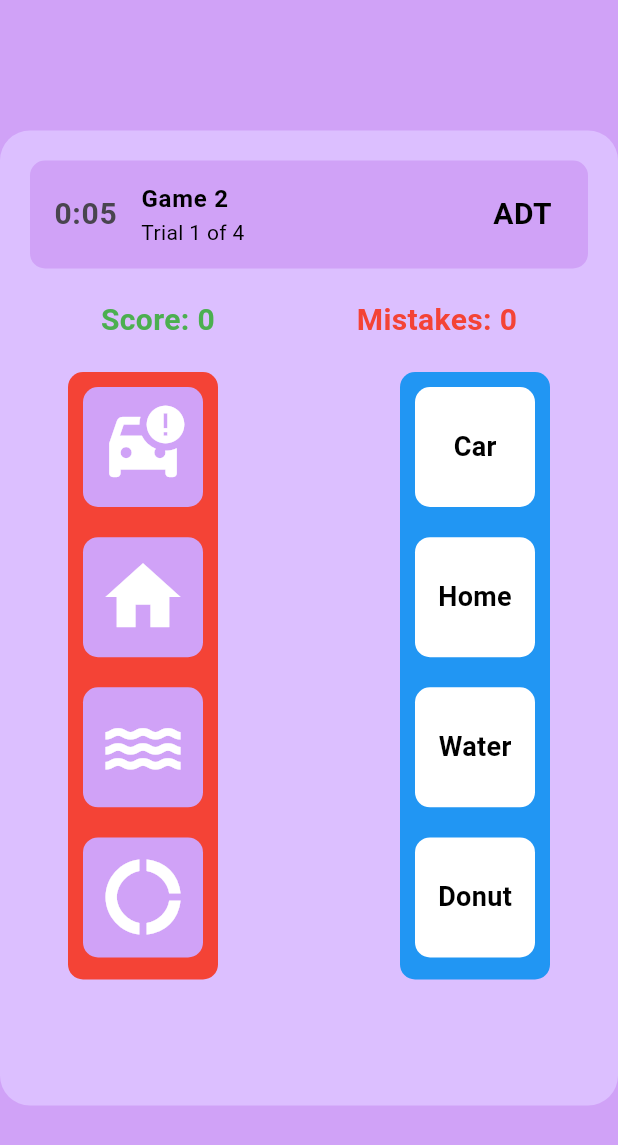
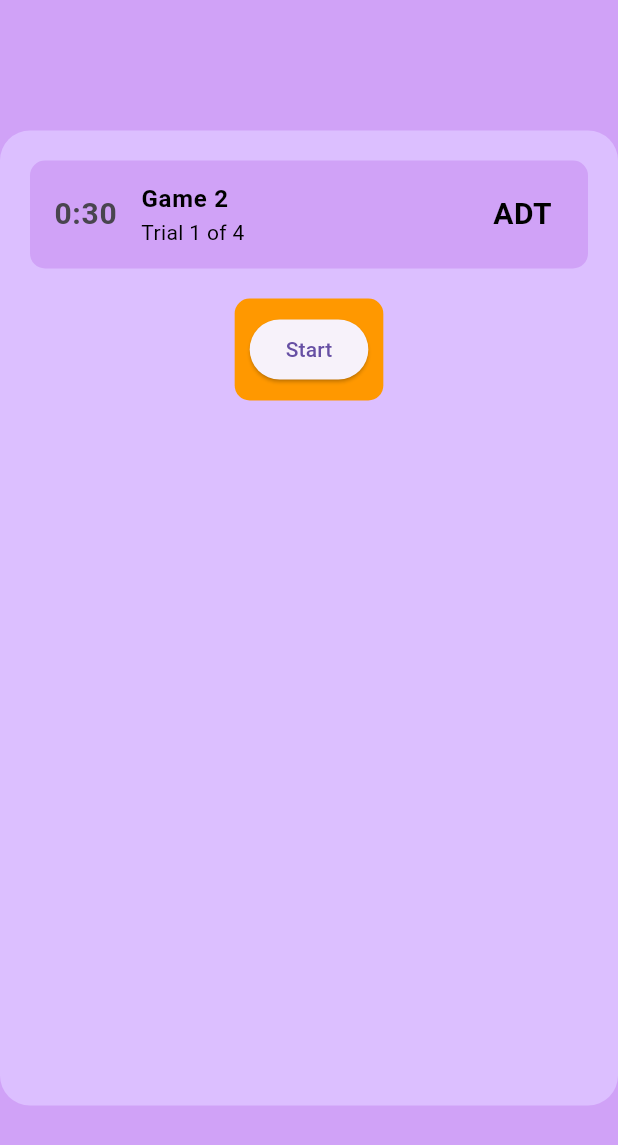
Before and after one commit to MohamedAlyMatar/Kids_App, a Flutter app: the GameTwoTrial screen opened by its route, on a phone screen of 412 x 824 dp. Shown: the top 1145 px of the screen. Run offline on Flutter 3.47's test engine with Material 3 defaults, Android fonts, the phone set to English and light mode, and no system bars; drawn by our look-alikes of flutter_animate; our stand-ins replace audioplayers, awesome_dialog, bloc, equatable, flutter_bloc.

Commit message:
adjust the timer in game 2

```diff
--- a/lib/src/features/Game_One/presentation/widgets/timer.dart
+++ b/lib/src/features/Game_One/presentation/widgets/timer.dart
@@ -7,7 +7,7 @@ class CountdownTimer extends StatefulWidget {
   final int initialTime; // Initial time in seconds
   final VoidCallback onTimerEnd; // Callback for when the timer ends
 
-  const CountdownTimer({
+  CountdownTimer({
     Key? key,
     required this.initialTime,
     required this.onTimerEnd,
@@ -28,6 +28,8 @@ class CountdownTimerState extends State<CountdownTimer> {
     remainingTime = widget.initialTime;
     audioPlayer = AudioPlayer();
   }
+
+  int get getRemainingTime => remainingTime;
 
   void startTimer() {
     _timer = Timer.periodic(const Duration(seconds: 1), (timer) {
--- a/lib/src/features/Game_Two/presentation/pages/game_two_trial.dart
+++ b/lib/src/features/Game_Two/presentation/pages/game_two_trial.dart
@@ -13,6 +13,7 @@ class GameTwoTrial extends StatefulWidget {
 }
 
 class _GameTwoTrialState extends State<GameTwoTrial> {
+  final GlobalKey<CountdownTimerState> timerKey = GlobalKey();
   List<ItemModel> items = [];
   List<ItemModel> items2 = [];
 
@@ -23,6 +24,9 @@ class _GameTwoTrialState extends State<GameTwoTrial> {
   int mistakes = 0;
   late bool gameOver;
   late bool shake = false;
+
+  int timerCount = 30;
+  bool startGame = true;
 
   @override
   void initState() {
@@ -50,6 +54,13 @@ class _GameTwoTrialState extends State<GameTwoTrial> {
     print("Timer has ended!");
   }
 
+  void startGameFun() {
+    setState(() {
+      startGame = false;
+    });
+    timerKey.currentState?.startTimer();
+  }
+
   void retryTrials() {
     setState(() {
       initGame();
@@ -61,7 +72,9 @@ class _GameTwoTrialState extends State<GameTwoTrial> {
     setState(() {
       initGame();
       currentTrial += 1;
+      startGame = true;
     });
+    timerKey.currentState?.resetTimer();
   }
 
   @override
@@ -84,7 +97,8 @@ class _GameTwoTrialState extends State<GameTwoTrial> {
               // Game Bar
               Tileheading(
                 timer: CountdownTimer(
-                  initialTime: 5,
+                  key: timerKey,
+                  initialTime: timerCount,
                   onTimerEnd: onTimerEnd,
                 ),
                 title: "Game 2",
@@ -93,6 +107,23 @@ class _GameTwoTrialState extends State<GameTwoTrial> {
               ),
               const SizedBox(height: 20),
               // Game Score
+              if (startGame) ...[
+                Center(
+                  child: Container(
+                    padding: const EdgeInsets.all(10),
+                    decoration: BoxDecoration(
+                      color: Colors.orange,
+                      borderRadius: BorderRadius.circular(10),
+                    ),
+                    child: ElevatedButton(
+                      onPressed: () {
+                        startGameFun();
+                      },
+                      child: const Text("Start"),
+                    ),
+                  ),
+                ),
+              ] else ...[
                 Row(
                   mainAxisAlignment: MainAxisAlignment.spaceAround,
                   children: [
@@ -179,11 +210,6 @@ class _GameTwoTrialState extends State<GameTwoTrial> {
                               },
                               child: const Text("Submit"),
                             ),
-                          ElevatedButton(
-                              onPressed: () {
-                                nextTrial();
-                              },
-                              child: const Text("Next Trial")),
                             if (currentTrial == 4)
                               ElevatedButton(
                                   onPressed: () {
@@ -221,7 +247,7 @@ class _GameTwoTrialState extends State<GameTwoTrial> {
 
                                   // Reset shake after a short delay
                                   Future.delayed(
-                                    const Duration(milliseconds: 500), () {
+                                      const Duration(milliseconds: 300), () {
                                     setState(() {
                                       shake = false;
                                     });
@@ -243,8 +269,9 @@ class _GameTwoTrialState extends State<GameTwoTrial> {
                             builder: (context, acceptedItems, rejectedItems) =>
                                 Container(
                               decoration: BoxDecoration(
-                              color:
-                                  item.accepting ? Colors.white : Colors.white,
+                                color: item.accepting
+                                    ? Colors.white
+                                    : Colors.white,
                                 borderRadius: BorderRadius.circular(10),
                               ),
                               margin: const EdgeInsets.all(10),
@@ -269,6 +296,7 @@ class _GameTwoTrialState extends State<GameTwoTrial> {
                     ).animate(target: shake == true ? 1.0 : 0.0).shake(),
                   ],
                 ),
+              ],
               const SizedBox(height: 20),
             ],
           ),
@@ -278,6 +306,14 @@ class _GameTwoTrialState extends State<GameTwoTrial> {
   }
 
   void _showResults(BuildContext context) {
+    // Access the CountdownTimerState to get the remaining time
+    final timerState = context.findAncestorStateOfType<CountdownTimerState>();
+
+    int remainingTime = timerState?.getRemainingTime ?? 0;
+    int timeTaken = timerCount - remainingTime;
+
+    print("The player took $timeTaken seconds to submit the answer.");
+
     AwesomeDialog(
       width: 400,
       context: context,
@@ -285,7 +321,7 @@ class _GameTwoTrialState extends State<GameTwoTrial> {
       headerAnimationLoop: true,
       animType: AnimType.bottomSlide,
       title: 'Game Results',
-      desc: 'Your final score is $score',
+      desc: 'Your final score is $score\nYou answered in $timeTaken seconds',
       buttonsTextStyle: const TextStyle(color: Colors.white, fontSize: 14),
       showCloseIcon: false,
       dismissOnTouchOutside: false,
@@ -294,6 +330,7 @@ class _GameTwoTrialState extends State<GameTwoTrial> {
       },
       btnOkOnPress: () {
         _saveUserResponses();
+        nextTrial();
       },
     ).show();
   }
```
Lines whose indentation alone changed are shown as unchanged.
